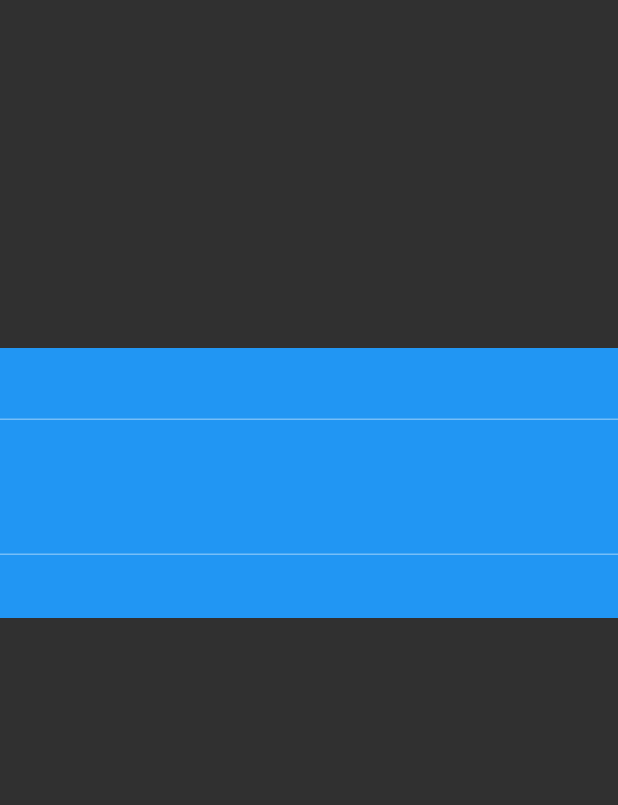
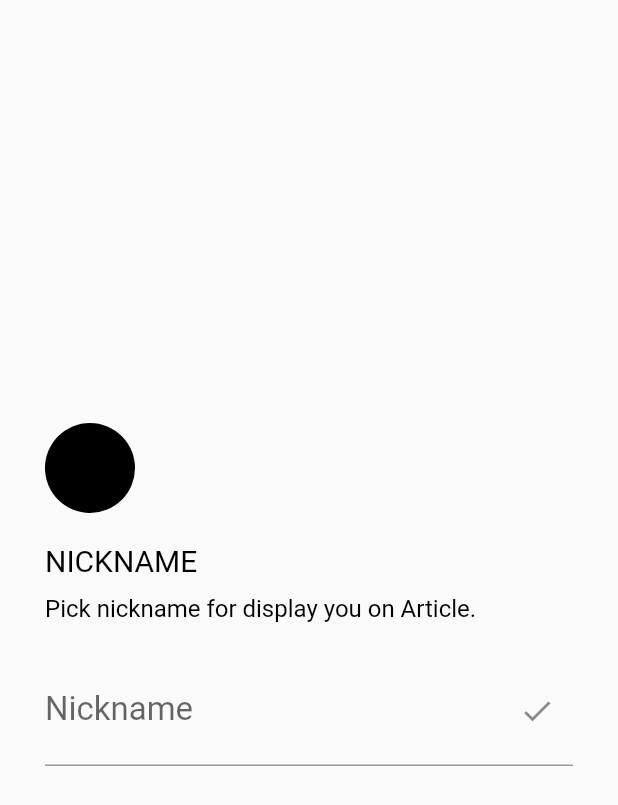
Before and after one commit to Duck528/FridayMorning, a Flutter app: the SignInPage screen opened directly, on a phone screen of 412 x 824 dp. Shown: the top 805 px of the screen. Run offline on Flutter 3.47's test engine with Material 2 defaults, Android fonts, the phone set to English and light mode, and no system bars; our stand-ins replace cloud_firestore; accounts and stored records are empty.

Commit message:
enter id

```diff
--- a/lib/SignIn/signin_page.dart
+++ b/lib/SignIn/signin_page.dart
@@ -11,69 +11,90 @@ class _SignInPageState extends State<SignInPage> {
   Widget build(BuildContext context) {
     return SignInPageProvider(
       child: Scaffold(
-        body: SafeArea(
-          child: Stack(children: <Widget>[
-            Align(alignment: AlignmentDirectional.center, child: _LoginWidget())
-          ]),
+        body: Stack(
+          children: <Widget>[
+            Align(
+              alignment: AlignmentDirectional.center,
+              child: _WelcomeWidget(),
+            )
+          ],
         ),
       ),
     );
   }
 }
 
-class _BackgroundWidget extends StatelessWidget {
+class _WelcomeWidget extends StatefulWidget {
+  @override
+  State<StatefulWidget> createState() => _WelcomeWidgetState();
+}
+
+class _WelcomeWidgetState extends State<_WelcomeWidget> {
   @override
   Widget build(BuildContext context) {
     return Container(
-      decoration: BoxDecoration(),
+      padding: EdgeInsets.fromLTRB(30, 0, 30, 0),
+      height: 260,
+      child: Column(
+        crossAxisAlignment: CrossAxisAlignment.start,
+        children: <Widget>[
+          _LogoWidget(),
+          _spacing(20.1),
+          _configureMainTitle('NICKNAME'),
+          _spacing(6),
+          _configureSubTitle('Pick nickname for display you on Article.'),
+          _spacing(15),
+          _configureInputText('Nickname')
+        ],
+      ),
     );
+  }
+
+  Widget _configureMainTitle(String text) {
+    return Container(
+      height: 28,
+      child: Text(text, style: TextStyle(color: Colors.black, fontSize: 20)),
+    );
+  }
+
+  Widget _configureSubTitle(String text) {
+    return Container(
+      height: 26,
+      child: Text(text, style: TextStyle(color: Colors.black, fontSize: 16)),
+    );
+  }
+
+  Widget _configureInputText(String placehold) {
+    return Container(
+        height: 74,
+        child: TextField(
+          style: TextStyle(fontSize: 25),
+          decoration: InputDecoration(
+            suffixIcon: Icon(Icons.check),
+            labelText: 'Nickname',
+            labelStyle: TextStyle(fontSize: 22)
+          ),
+        ));
   }
 }
 
 class _LogoWidget extends StatelessWidget {
   @override
   Widget build(BuildContext context) {
-    return null;
-  }
-}
-
-class _LoginWidget extends StatelessWidget {
-  @override
-  Widget build(BuildContext context) {
     return Container(
-      height: 360,
-      child: Column(
-        children: <Widget>[_IDInputWidget(), _PWInputWidget()],
+      width: 60,
+      height: 60,
+      decoration: BoxDecoration(
+        borderRadius: BorderRadius.circular(30),
+        color: Colors.black,
       ),
     );
   }
 }
 
-class _IDInputWidget extends StatelessWidget {
-  @override
-  Widget build(BuildContext context) {
-    return Container(
-      height: 90,
-      child: TextField(),
-      decoration: BoxDecoration(color: Colors.blue),
-    );
-  }
+Container _spacing(double height) {
+  return Container(
+    height: height,
+    color: Colors.transparent,
+  );
 }
-
-class _PWInputWidget extends StatelessWidget {
-  @override
-  Widget build(BuildContext context) {
-    return Container(
-      height: 90,
-      child: TextField(),
-      decoration: BoxDecoration(color: Colors.blue),
-    );
-  }
-}
-
-class _LoginButton extends StatelessWidget {
-  @override
-  Widget build(BuildContext context) {
-    return null;
-  }
-}
--- a/lib/Welcome/welcome_bloc.dart
+++ /dev/null
@@ -1,4 +0,0 @@
-
-class WelcomeBloc {
-
-}
--- a/lib/main.dart
+++ b/lib/main.dart
@@ -1,5 +1,5 @@
 import 'package:flutter/material.dart';
-import 'package:friday_morning/Welcome/welcome_page.dart';
+import 'package:friday_morning/SignIn/signin_page.dart';
 import 'Home/home_page.dart';
 
 void main() => runApp(FridayMorningApp());
@@ -9,8 +9,7 @@ class FridayMorningApp extends StatelessWidget {
   Widget build(BuildContext context) {
     return MaterialApp(
       title: 'Friday Morning',
-      theme: ThemeData.dark(),
-      home: WelcomePage(),
+      home: SignInPage(),
     );
   }
 }
```
Also changed, not shown: lib/Welcome/welcome_page.dart (deleted, +0 -87 lines), lib/Welcome/welcome_page_provider.dart (deleted, +0 -12 lines), 1 other file.
